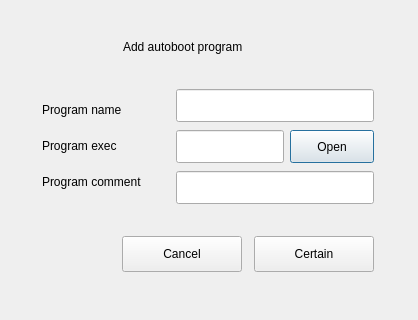
ukui/ukui-control-center, file plugins/system/autoboot/addautoboot.ui: the form before one commit.
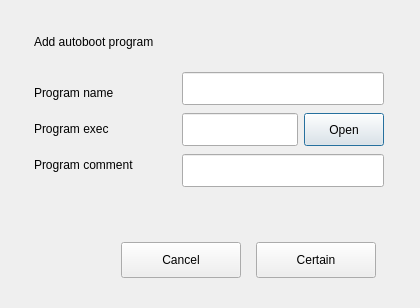
The form after the commit. Custom widgets are drawn as their Qt base class.

```diff
--- a/plugins/system/autoboot/addautoboot.ui
+++ b/plugins/system/autoboot/addautoboot.ui
@@ -6,8 +6,8 @@
    <rect>
     <x>0</x>
     <y>0</y>
-    <width>418</width>
-    <height>320</height>
+    <width>420</width>
+    <height>308</height>
    </rect>
   </property>
   <property name="sizePolicy">
@@ -18,14 +18,14 @@
   </property>
   <property name="minimumSize">
    <size>
-    <width>418</width>
-    <height>320</height>
+    <width>420</width>
+    <height>308</height>
    </size>
   </property>
   <property name="maximumSize">
    <size>
-    <width>418</width>
-    <height>320</height>
+    <width>484</width>
+    <height>308</height>
    </size>
   </property>
   <property name="windowTitle">
@@ -36,16 +36,16 @@
     <number>0</number>
    </property>
    <property name="leftMargin">
-    <number>42</number>
+    <number>0</number>
    </property>
    <property name="topMargin">
-    <number>32</number>
+    <number>0</number>
    </property>
    <property name="rightMargin">
-    <number>4</number>
+    <number>0</number>
    </property>
    <property name="bottomMargin">
-    <number>42</number>
+    <number>0</number>
    </property>
    <item>
     <widget class="QFrame" name="frame">
@@ -58,7 +58,13 @@
      <property name="minimumSize">
       <size>
        <width>0</width>
-       <height>90</height>
+       <height>308</height>
+      </size>
+     </property>
+     <property name="maximumSize">
+      <size>
+       <width>420</width>
+       <height>308</height>
       </size>
      </property>
      <property name="frameShape">
@@ -67,59 +73,43 @@
      <property name="frameShadow">
       <enum>QFrame::Raised</enum>
      </property>
-     <layout class="QVBoxLayout" name="verticalLayout_4">
-      <property name="spacing">
-       <number>0</number>
-      </property>
+     <layout class="QGridLayout" name="gridLayout">
       <property name="leftMargin">
-       <number>0</number>
+       <number>32</number>
       </property>
       <property name="topMargin">
-       <number>0</number>
+       <number>32</number>
       </property>
       <property name="rightMargin">
-       <number>0</number>
+       <number>32</number>
       </property>
       <property name="bottomMargin">
-       <number>0</number>
+       <number>30</number>
       </property>
-      <item>
-       <layout class="QVBoxLayout" name="verticalLayout_3">
-        <property name="spacing">
-         <number>0</number>
-        </property>
-        <property name="bottomMargin">
-         <number>0</number>
-        </property>
-        <item>
-         <layout class="QHBoxLayout" name="horizontalLayout_5">
-          <property name="spacing">
-           <number>0</number>
-          </property>
-          <property name="leftMargin">
-           <number>0</number>
-          </property>
-          <property name="topMargin">
-           <number>0</number>
-          </property>
-          <property name="rightMargin">
-           <number>0</number>
-          </property>
-          <item>
-           <widget class="QLabel" name="titleLabel">
-            <property name="sizePolicy">
-             <sizepolicy hsizetype="Fixed" vsizetype="Fixed">
-              <horstretch>0</horstretch>
-              <verstretch>0</verstretch>
-             </sizepolicy>
-            </property>
-            <property name="text">
-             <string>Add autoboot program</string>
-            </property>
-           </widget>
-          </item>
-          <item>
-           <spacer name="horizontalSpacer_6">
+      <property name="horizontalSpacing">
+       <number>8</number>
+      </property>
+      <property name="verticalSpacing">
+       <number>4</number>
+      </property>
+      <item row="4" column="1">
+       <spacer name="verticalSpacer">
+        <property name="orientation">
+         <enum>Qt::Vertical</enum>
+        </property>
+        <property name="sizeType">
+         <enum>QSizePolicy::Expanding</enum>
+        </property>
+        <property name="sizeHint" stdset="0">
+         <size>
+          <width>20</width>
+          <height>8</height>
+         </size>
+        </property>
+       </spacer>
+      </item>
+      <item row="3" column="0">
+       <spacer name="horizontalSpacer_2">
             <property name="orientation">
              <enum>Qt::Horizontal</enum>
             </property>
@@ -128,32 +118,13 @@
             </property>
             <property name="sizeHint" stdset="0">
              <size>
-              <width>50</width>
+          <width>118</width>
               <height>20</height>
              </size>
             </property>
            </spacer>
           </item>
-         </layout>
-        </item>
-        <item>
-         <layout class="QVBoxLayout" name="verticalLayout_5">
-          <property name="spacing">
-           <number>0</number>
-          </property>
-          <property name="leftMargin">
-           <number>0</number>
-          </property>
-          <property name="topMargin">
-           <number>0</number>
-          </property>
-          <property name="rightMargin">
-           <number>0</number>
-          </property>
-          <property name="bottomMargin">
-           <number>0</number>
-          </property>
-          <item>
+      <item row="1" column="1">
            <spacer name="verticalSpacer_2">
             <property name="orientation">
              <enum>Qt::Vertical</enum>
@@ -164,12 +135,12 @@
             <property name="sizeHint" stdset="0">
              <size>
               <width>20</width>
-              <height>32</height>
+          <height>16</height>
              </size>
             </property>
            </spacer>
           </item>
-          <item>
+      <item row="2" column="0" colspan="2">
            <layout class="QHBoxLayout" name="horizontalLayout_4">
             <property name="spacing">
              <number>8</number>
@@ -335,13 +306,13 @@
                   </property>
                   <property name="minimumSize">
                    <size>
-                    <width>84</width>
+                <width>80</width>
                     <height>33</height>
                    </size>
                   </property>
                   <property name="maximumSize">
                    <size>
-                    <width>84</width>
+                <width>80</width>
                     <height>33</height>
                    </size>
                   </property>
@@ -378,29 +349,10 @@
             </item>
            </layout>
           </item>
-          <item>
-           <widget class="QLabel" name="hintLabel">
-            <property name="sizePolicy">
-             <sizepolicy hsizetype="Fixed" vsizetype="Fixed">
-              <horstretch>0</horstretch>
-              <verstretch>0</verstretch>
-             </sizepolicy>
-            </property>
-            <property name="minimumSize">
-             <size>
-              <width>0</width>
-              <height>32</height>
-             </size>
-            </property>
-            <property name="text">
-             <string/>
-            </property>
-           </widget>
-          </item>
-          <item>
+      <item row="5" column="0" colspan="2">
            <layout class="QHBoxLayout" name="horizontalLayout_3">
             <property name="spacing">
-             <number>12</number>
+         <number>8</number>
             </property>
             <item>
              <spacer name="horizontalSpacer">
@@ -464,10 +416,79 @@
             </item>
            </layout>
           </item>
-         </layout>
+      <item row="0" column="0" colspan="2">
+       <layout class="QHBoxLayout" name="horizontalLayout_5">
+        <property name="spacing">
+         <number>0</number>
+        </property>
+        <property name="leftMargin">
+         <number>0</number>
+        </property>
+        <property name="topMargin">
+         <number>0</number>
+        </property>
+        <property name="rightMargin">
+         <number>0</number>
+        </property>
+        <item>
+         <widget class="QLabel" name="titleLabel">
+          <property name="sizePolicy">
+           <sizepolicy hsizetype="Fixed" vsizetype="Fixed">
+            <horstretch>0</horstretch>
+            <verstretch>0</verstretch>
+           </sizepolicy>
+          </property>
+          <property name="text">
+           <string>Add autoboot program</string>
+          </property>
+         </widget>
         </item>
+        <item>
+         <spacer name="horizontalSpacer_6">
+          <property name="orientation">
+           <enum>Qt::Horizontal</enum>
+          </property>
+          <property name="sizeType">
+           <enum>QSizePolicy::Expanding</enum>
+          </property>
+          <property name="sizeHint" stdset="0">
+           <size>
+            <width>50</width>
+            <height>20</height>
+           </size>
+          </property>
+         </spacer>
+        </item>
        </layout>
       </item>
+      <item row="3" column="1">
+       <widget class="QLabel" name="hintLabel">
+        <property name="sizePolicy">
+         <sizepolicy hsizetype="Fixed" vsizetype="Fixed">
+          <horstretch>0</horstretch>
+          <verstretch>0</verstretch>
+         </sizepolicy>
+        </property>
+        <property name="minimumSize">
+         <size>
+          <width>222</width>
+          <height>24</height>
+         </size>
+        </property>
+        <property name="maximumSize">
+         <size>
+          <width>222</width>
+          <height>24</height>
+         </size>
+        </property>
+        <property name="text">
+         <string/>
+        </property>
+        <property name="alignment">
+         <set>Qt::AlignBottom|Qt::AlignLeading|Qt::AlignLeft</set>
+        </property>
+       </widget>
+      </item>
      </layout>
     </widget>
    </item>
```
Left out of the diff: 2 changed lines with no effect on the pictures. Lines whose indentation alone changed are shown as unchanged.
